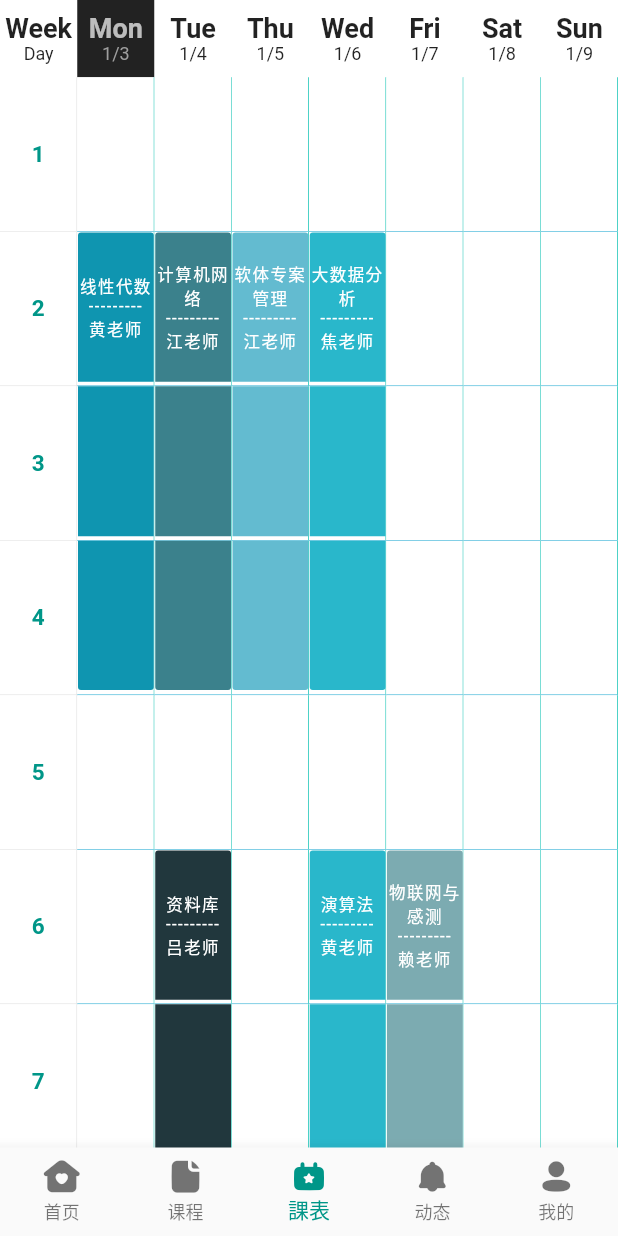
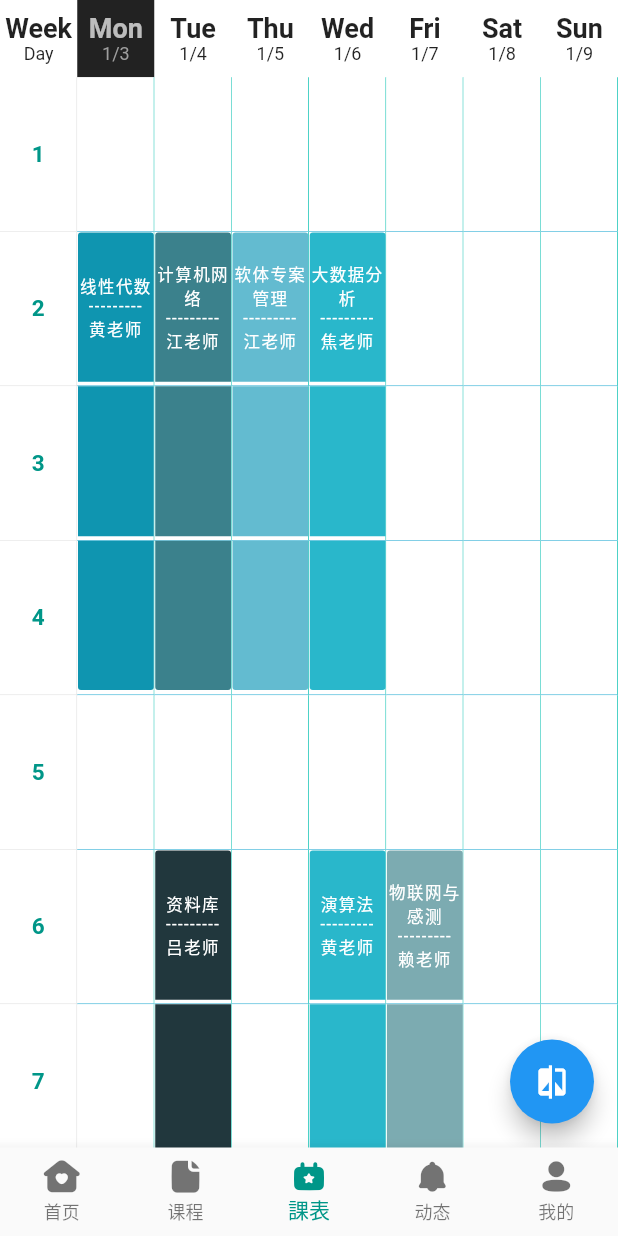
Before and after one commit to dora1015/tronclass-plus, a Flutter app: the screen it shows after launch, item 3 of the bottom bar chosen, on a phone screen of 412 x 824 dp. Run offline on Flutter 3.47's test engine with Material 2 defaults, Android fonts, the light colour scheme and no system bars; our stand-ins replace shared_preferences; missing offline and left inert: mysql1.

Commit message:
table可动态绘制

```diff
--- a/lib/timetable.dart
+++ b/lib/timetable.dart
@@ -7,6 +7,7 @@ class TimeTable extends StatefulWidget {
   State<StatefulWidget> createState() => _TimeTableState();
 }
 
+var flag = false;
 class _TimeTableState extends State<TimeTable> {
 
   var coursesList = couseList_;
@@ -14,6 +15,7 @@ class _TimeTableState extends State<TimeTable> {
   var weekList = ['Mon', 'Tue', 'Thu', 'Wed', 'Fri', 'Sat', 'Sun'];
   var dateList = [];
   var currentWeekIndex = 0;
+
 
   @override
   void initState() {
@@ -45,6 +47,8 @@ class _TimeTableState extends State<TimeTable> {
 
   @override
   Widget build(BuildContext context) {
+
+    // var table = drawTable(tableList);
     return Scaffold(
         body: Container(
           decoration: const BoxDecoration(
@@ -153,7 +157,42 @@ class _TimeTableState extends State<TimeTable> {
 
                   Expanded(
                     flex: 7,
-                    child: GridView.builder(
+//============================顯示table========================
+                    child: drawTable(tableList),
+                  )
+                ],
+              ),
+            ),
+          ),
+          // _bottomView
+        ],
+      ),
+    ),
+      floatingActionButton: FloatingActionButton(
+        child: const Icon(Icons.compare),
+        onPressed: (){
+          setState(() {
+            print('Compare');
+            if (flag) {
+              tableList = {};
+
+            }else{
+              tableList = tableList_;
+            }
+            flag = !flag;
+          });
+        },
+      ),
+
+    );
+  }
+
+
+//  依據提供的table繪製課表
+  Widget drawTable(var table) {
+
+
+    return GridView.builder(
         shrinkWrap: true,
         physics: const NeverScrollableScrollPhysics(),
         itemCount: 70,
@@ -161,8 +200,7 @@ class _TimeTableState extends State<TimeTable> {
         const SliverGridDelegateWithFixedCrossAxisCount(
             crossAxisCount: 7, childAspectRatio: 1 / 2),
         itemBuilder: (BuildContext context, int index) {
-                          return Container(
-                            child: Stack(
+          return Stack(
             children: [
               Column(
                 mainAxisAlignment: MainAxisAlignment.spaceBetween,
@@ -189,23 +227,14 @@ class _TimeTableState extends State<TimeTable> {
                 ],
               ),
               //===================================================
-                                DrawCourses(index),
+              DrawCourses(table, index),
             ],
-                            ),
           );
-                        }),
-                  )
-                ],
-              ),
-            ),
-          ),
-          // _bottomView
-        ],
-      ),
-    ));
+        });
   }
 
-  DrawCourses(index) {
+
+  DrawCourses(table, index) {
     var week = index % 7 + 1;
     var courseTime = index ~/ 7 + 1;
     var color = Colors.white;
@@ -216,9 +245,9 @@ class _TimeTableState extends State<TimeTable> {
     var hasFollowCourse = false;
 
 
-    if(tableList[week] != null) {
+    if(table[week] != null) {
       // 遍历当天所有课程
-      tableList[week]!.forEach((key, value) {
+      table[week]!.forEach((key, value) {
         // 如果对应课程的课时资料中含有当前block
         if(value.contains(courseTime)) {
           // 当发现当前的key对应这个block，准备title和color
@@ -256,10 +285,10 @@ class _TimeTableState extends State<TimeTable> {
           ),
           decoration: BoxDecoration(
             borderRadius: BorderRadius.only(
-              topRight: ( hasPreCourse ? Radius.circular(0) : Radius.circular(2)),
-              topLeft: ( hasPreCourse ? Radius.circular(0) : Radius.circular(2)),
-              bottomRight: ( hasFollowCourse ? Radius.circular(0) : Radius.circular(2)),
-              bottomLeft: ( hasFollowCourse ? Radius.circular(0) : Radius.circular(2)),
+              topRight: ( hasPreCourse ? const Radius.circular(0) : const Radius.circular(2)),
+              topLeft: ( hasPreCourse ? const Radius.circular(0) : const Radius.circular(2)),
+              bottomRight: ( hasFollowCourse ? const Radius.circular(0) : const Radius.circular(2)),
+              bottomLeft: ( hasFollowCourse ? const Radius.circular(0) : const Radius.circular(2)),
             ),
             color: color,
           ),
@@ -282,7 +311,7 @@ class _TimeTableState extends State<TimeTable> {
       },
       child: Container(
           height: 99,
-          margin: EdgeInsets.all(0.5),
+          margin: const EdgeInsets.all(0.5),
           decoration: BoxDecoration(
             borderRadius: BorderRadius.circular(2),
             // color: colorList[index % 7],
```
Lines whose indentation alone changed are shown as unchanged.
